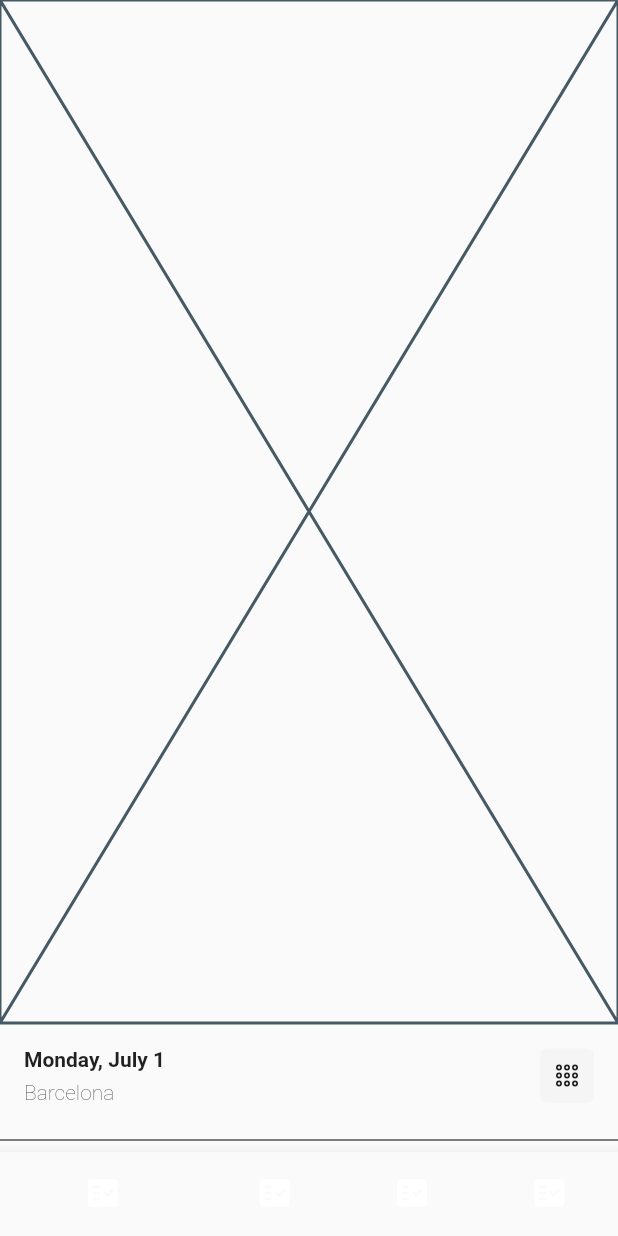
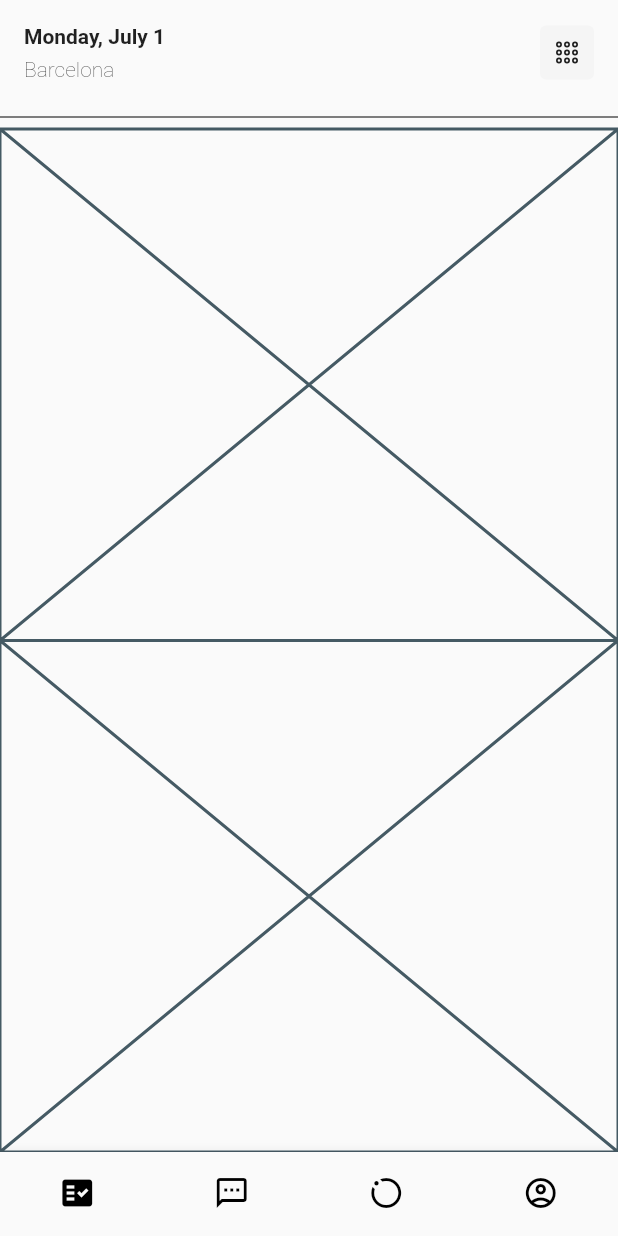
Before and after one commit to JAICHANGPARK/flutter_notebook_18th_story, a Flutter app: the screen it shows after launch, on a phone screen of 412 x 824 dp. Run offline on Flutter 3.47's test engine with Material 2 defaults, Android fonts, the phone set to English and light mode, and no system bars; our stand-ins replace cached_network_image, flutter_lorem, flutter_riverpod, flutter_svg, freezed_annotation, go_router and 3 more.

Commit message:
Update cargo_transportation_home_page.dart

```diff
--- a/lib/ep1073_cargo_transportation/src/ui/cargo_transportation_home_page.dart
+++ b/lib/ep1073_cargo_transportation/src/ui/cargo_transportation_home_page.dart
@@ -17,7 +17,6 @@ class _CargoTransportationHomePageState extends State<CargoTransportationHomePag
         child: Column(
           crossAxisAlignment: CrossAxisAlignment.start,
           children: [
-            Expanded(child: Placeholder()),
             Padding(
               padding: const EdgeInsets.all(16.0),
               child: Row(
@@ -56,6 +55,12 @@ class _CargoTransportationHomePageState extends State<CargoTransportationHomePag
             ),
             Divider(
               color: Colors.black,
+            ),
+            Expanded(
+              child: Placeholder(),
+            ),
+            Expanded(
+              child: Placeholder(),
             )
           ],
         ),
@@ -63,11 +68,14 @@ class _CargoTransportationHomePageState extends State<CargoTransportationHomePag
       bottomNavigationBar: BottomNavigationBar(
         showUnselectedLabels: false,
         showSelectedLabels: false,
+        selectedItemColor: Colors.black,
+        unselectedItemColor: Colors.black,
+        type: BottomNavigationBarType.fixed,
         items: [
-          BottomNavigationBarItem(icon: Icon(Icons.fact_check), label: "Home"),
-          BottomNavigationBarItem(icon: Icon(Icons.fact_check), label: "Home"),
-          BottomNavigationBarItem(icon: Icon(Icons.fact_check), label: "Home"),
-          BottomNavigationBarItem(icon: Icon(Icons.fact_check), label: "Home"),
+          BottomNavigationBarItem(icon: Icon(Icons.fact_check), label: "fact_check"),
+          BottomNavigationBarItem(icon: Icon(Icons.sms_outlined), label: "sms"),
+          BottomNavigationBarItem(icon: Icon(Icons.motion_photos_on_outlined), label: "motion_photos_on"),
+          BottomNavigationBarItem(icon: Icon(Icons.account_circle_outlined), label: "account_circle"),
         ],
       ),
     );
```
